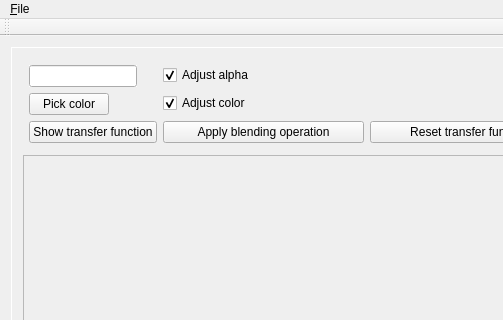
luosz/cuda-visibility, file QtCuda/mainwindow.ui: the form before one commit; both pictures show x 0 to 503 and y 0 to 320 of the 600 by 1000 pixel window.
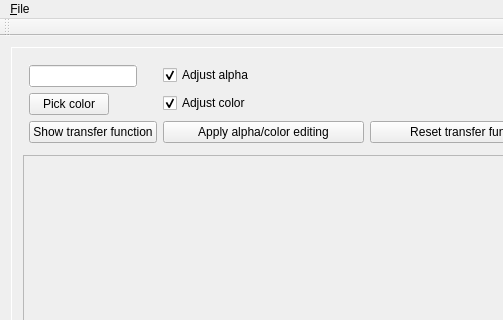
The form after the commit.

```diff
--- a/QtCuda/mainwindow.ui
+++ b/QtCuda/mainwindow.ui
@@ -140,7 +140,7 @@
            <item row="0" column="0">
             <widget class="QPushButton" name="pushButton_3">
              <property name="text">
-              <string>Apply blending operation</string>
+              <string>Apply alpha/color editing</string>
              </property>
             </widget>
            </item>
```
